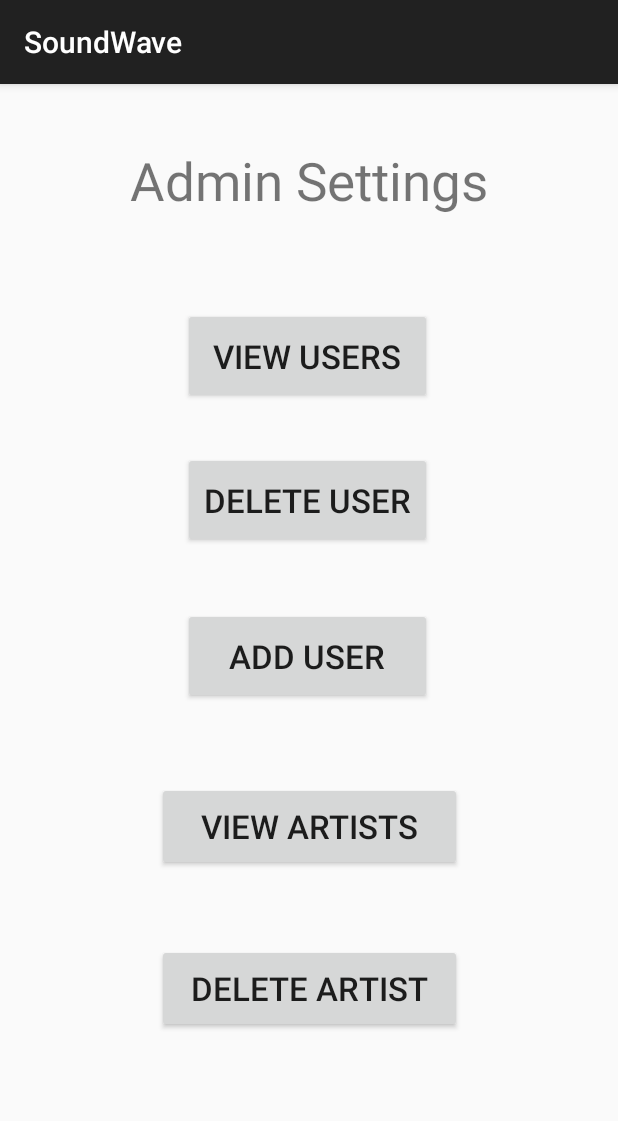
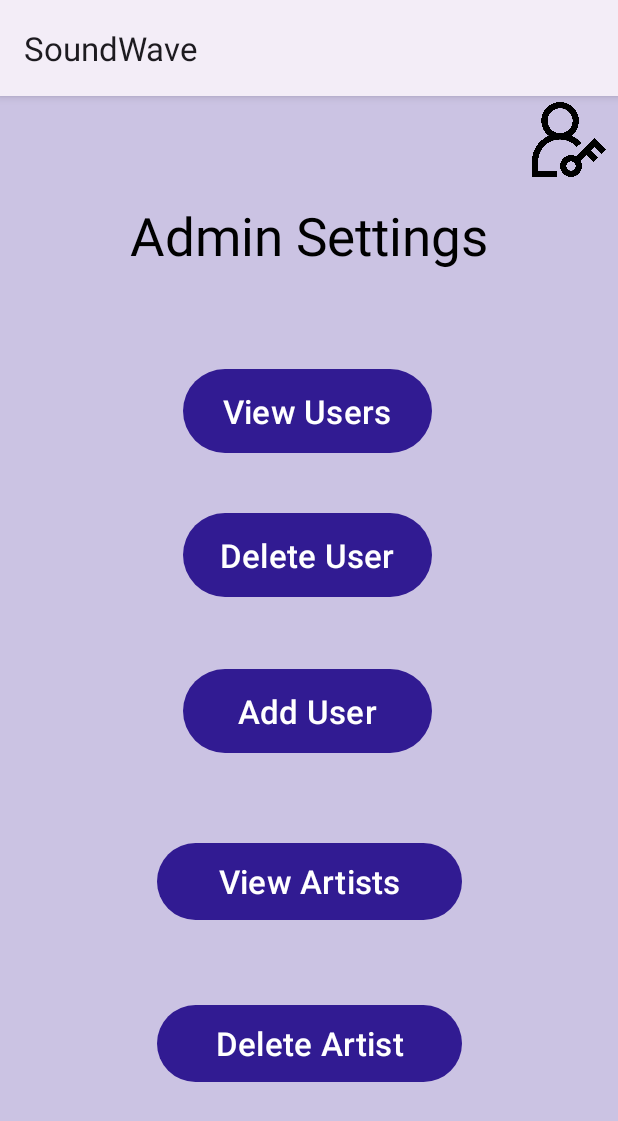
Before and after one commit to jeslynsee/Project2_Sound_Wave, an Android app: the Admin_Settings_Page screen opened directly, with no data from a screen before it, on a phone screen of 412 x 824 dp. Shown: the top 1121 px of the screen. Run offline under Robolectric (Android 15) with nearby library versions, the phone set to English and light mode, and no system bars; our stand-ins replace Room's generated code.

Commit message:
Finished styling.

```diff
--- a/app/src/main/AndroidManifest.xml
+++ b/app/src/main/AndroidManifest.xml
@@ -10,7 +10,7 @@
         android:label="@string/app_name"
         android:roundIcon="@mipmap/ic_launcher_round"
         android:supportsRtl="true"
-        android:theme="@style/Theme.AppCompat.Light.DarkActionBar"
+        android:theme="@style/Base.Theme.Project2_Sound_Wave."
         tools:targetApi="31">
         <activity
             android:name=".Admin_Settings_Page"
--- a/app/src/main/java/com/example/project2_sound_wave/Sign_Up_Page.java
+++ b/app/src/main/java/com/example/project2_sound_wave/Sign_Up_Page.java
@@ -1,11 +1,14 @@
 package com.example.project2_sound_wave;
 
 import androidx.appcompat.app.AppCompatActivity;
+import androidx.core.content.ContextCompat;
 import androidx.lifecycle.Observer;
 
 import android.content.Context;
 import android.content.Intent;
+import android.content.res.ColorStateList;
 import android.os.Bundle;
+import android.view.MotionEvent;
 import android.view.View;
 import android.widget.Toast;
 
--- a/app/src/main/res/layout/activity_admin_settings_page.xml
+++ b/app/src/main/res/layout/activity_admin_settings_page.xml
@@ -4,17 +4,18 @@
     xmlns:tools="http://schemas.android.com/tools"
     android:layout_width="match_parent"
     android:layout_height="match_parent"
+    android:background="@color/light_purple"
     tools:context=".Admin_Settings_Page">
 
     <TextView
         android:id="@+id/admin_settings_Title_textView"
-        android:layout_width="263dp"
-        android:layout_height="73dp"
-        android:layout_marginTop="28dp"
-
+        android:layout_width="265dp"
+        android:layout_height="74dp"
+        android:layout_marginTop="56dp"
+        android:gravity="center"
         android:text="@string/admin_settings"
         android:textSize="35sp"
-        android:gravity="center"
+        android:textColor="@color/black"
         app:layout_constraintEnd_toEndOf="parent"
         app:layout_constraintStart_toStartOf="parent"
         app:layout_constraintTop_toTopOf="parent" />
@@ -77,4 +78,15 @@
         app:layout_constraintStart_toStartOf="parent"
         app:layout_constraintTop_toBottomOf="@+id/admin_settings_Title_textView" />
 
+    <ImageView
+        android:id="@+id/admin_settings_icon"
+        android:layout_width="57dp"
+        android:layout_height="50dp"
+        android:layout_marginTop="4dp"
+        app:layout_constraintEnd_toEndOf="parent"
+        app:layout_constraintHorizontal_bias="0.988"
+        app:layout_constraintStart_toStartOf="parent"
+        app:layout_constraintTop_toTopOf="parent"
+        app:srcCompat="@drawable/admin_icon" />
+
 </androidx.constraintlayout.widget.ConstraintLayout>
--- a/app/src/main/res/layout/activity_browse_artists_page.xml
+++ b/app/src/main/res/layout/activity_browse_artists_page.xml
@@ -4,6 +4,7 @@
     xmlns:tools="http://schemas.android.com/tools"
     android:layout_width="match_parent"
     android:layout_height="match_parent"
+    android:background="@color/light_purple"
     tools:context=".Browse_Artists_Page">
 
     <TextView
@@ -13,6 +14,7 @@
         android:layout_marginTop="28dp"
         android:text="@string/artists"
         android:textSize="35sp"
+        android:textColor="@color/black"
         android:gravity="center"
         app:layout_constraintEnd_toEndOf="parent"
         app:layout_constraintStart_toStartOf="parent"
--- a/app/src/main/res/layout/activity_login_page.xml
+++ b/app/src/main/res/layout/activity_login_page.xml
@@ -4,6 +4,7 @@
     xmlns:tools="http://schemas.android.com/tools"
     android:layout_width="match_parent"
     android:layout_height="match_parent"
+    android:background="@color/light_purple"
     tools:context=".Login_Page">
 
     <TextView
@@ -12,6 +13,7 @@
         android:layout_height="wrap_content"
         android:text="@string/login"
         android:textSize="35sp"
+        android:textColor="@color/black"
         app:layout_constraintBottom_toBottomOf="parent"
         app:layout_constraintEnd_toEndOf="parent"
         app:layout_constraintHorizontal_bias="0.498"
@@ -26,6 +28,7 @@
         android:layout_marginTop="92dp"
         android:text="@string/user"
         android:textSize="25sp"
+        android:textColor="@color/black"
         app:layout_constraintBottom_toBottomOf="@+id/username_textEdit"
         app:layout_constraintEnd_toEndOf="parent"
         app:layout_constraintHorizontal_bias="0.18"
@@ -53,6 +56,7 @@
         android:layout_height="40dp"
         android:text="@string/password"
         android:textSize="25sp"
+        android:textColor="@color/black"
         app:layout_constraintBottom_toBottomOf="parent"
         app:layout_constraintEnd_toEndOf="parent"
         app:layout_constraintHorizontal_bias="0.094"
--- a/app/src/main/res/layout/activity_main.xml
+++ b/app/src/main/res/layout/activity_main.xml
@@ -4,6 +4,7 @@
     xmlns:tools="http://schemas.android.com/tools"
     android:layout_width="match_parent"
     android:layout_height="match_parent"
+    android:background="@color/light_purple"
     tools:context=".MainActivity">
 
     <TextView
@@ -13,6 +14,7 @@
         android:gravity="center"
         android:text="@string/welcome_to_soundwave"
         android:textSize="26sp"
+        android:textColor="@color/black"
         app:layout_constraintBottom_toBottomOf="parent"
         app:layout_constraintEnd_toEndOf="parent"
         app:layout_constraintHorizontal_bias="0.476"
@@ -27,6 +29,7 @@
         android:layout_height="75dp"
         android:gravity="center"
         android:textSize="24sp"
+        android:textColor="@color/black"
         app:layout_constraintTop_toBottomOf="@id/Title"
         app:layout_constraintStart_toStartOf="parent"
         app:layout_constraintEnd_toEndOf="parent"
--- a/app/src/main/res/layout/activity_options_page.xml
+++ b/app/src/main/res/layout/activity_options_page.xml
@@ -4,6 +4,7 @@
     xmlns:tools="http://schemas.android.com/tools"
     android:layout_width="match_parent"
     android:layout_height="match_parent"
+    android:background="@color/light_purple"
     tools:context=".Options_Page">
 
     <TextView
--- a/app/src/main/res/layout/activity_recently_added_page.xml
+++ b/app/src/main/res/layout/activity_recently_added_page.xml
@@ -4,6 +4,7 @@
     xmlns:tools="http://schemas.android.com/tools"
     android:layout_width="match_parent"
     android:layout_height="match_parent"
+    android:background="@color/light_purple"
     tools:context=".Recently_Added_Page">
 
     <TextView
@@ -14,6 +15,7 @@
         android:gravity="center"
         android:text="@string/recently_added"
         android:textSize="35sp"
+        android:textColor="@color/black"
         app:layout_constraintEnd_toEndOf="parent"
         app:layout_constraintStart_toStartOf="parent"
         app:layout_constraintTop_toTopOf="parent" />
--- a/app/src/main/res/layout/activity_sign_up_page.xml
+++ b/app/src/main/res/layout/activity_sign_up_page.xml
@@ -4,6 +4,7 @@
     xmlns:tools="http://schemas.android.com/tools"
     android:layout_width="match_parent"
     android:layout_height="match_parent"
+    android:background="@color/light_purple"
     tools:context=".Sign_Up_Page">
 
     <TextView
@@ -13,6 +14,7 @@
         android:layout_marginTop="40dp"
         android:text="@string/sign_up"
         android:textSize="35sp"
+        android:textColor="@color/black"
         app:layout_constraintEnd_toEndOf="parent"
         app:layout_constraintHorizontal_bias="0.498"
         app:layout_constraintStart_toStartOf="parent"
@@ -25,6 +27,7 @@
         android:layout_marginTop="172dp"
         android:text="@string/user"
         android:textSize="25sp"
+        android:textColor="@color/black"
         app:layout_constraintEnd_toEndOf="parent"
         app:layout_constraintHorizontal_bias="0.188"
         app:layout_constraintStart_toStartOf="parent"
@@ -49,6 +52,7 @@
         android:layout_height="wrap_content"
         android:text="@string/password"
         android:textSize="25sp"
+        android:textColor="@color/black"
         app:layout_constraintBottom_toBottomOf="parent"
         app:layout_constraintEnd_toEndOf="parent"
         app:layout_constraintHorizontal_bias="0.09"
@@ -88,6 +92,7 @@
         android:layout_height="wrap_content"
         android:layout_marginTop="28dp"
         android:text="@string/already_have_an_account_sign_in_here"
+        android:textColor="@color/black"
         app:layout_constraintBottom_toBottomOf="parent"
         app:layout_constraintEnd_toEndOf="parent"
         app:layout_constraintStart_toStartOf="parent"
--- a/app/src/main/res/layout/artist_list_item.xml
+++ b/app/src/main/res/layout/artist_list_item.xml
@@ -4,6 +4,7 @@
     android:layout_width="match_parent"
     android:layout_height="wrap_content"
     android:orientation="horizontal"
+    android:background="@color/light_purple"
     android:padding="16dp">
 
     <ImageButton
@@ -19,6 +20,7 @@
         android:layout_height="wrap_content"
         android:layout_weight="1"
         android:layout_marginStart="20dp"
+        android:textColor="@color/black"
         android:textSize="18sp" />
 
 
--- a/app/src/main/res/values/colors.xml
+++ b/app/src/main/res/values/colors.xml
@@ -1,5 +1,7 @@
 <?xml version="1.0" encoding="utf-8"?>
-<resources>
+<resources xmlns:tools="http://schemas.android.com/tools">
     <color name="black">#FF000000</color>
     <color name="white">#FFFFFFFF</color>
+    <color name="light_purple"> #CBC3E3 </color>
+    <color name="dark_purple">#311B92</color>
 </resources>
--- a/app/src/main/res/values/themes.xml
+++ b/app/src/main/res/values/themes.xml
@@ -1,9 +1,15 @@
 <resources xmlns:tools="http://schemas.android.com/tools">
     <!-- Base application theme. -->
-    <style name="Base.Theme.Project2_Sound_Wave" parent="Theme.Material3.DayNight.NoActionBar">
+    <style name="Base.Theme.Project2_Sound_Wave." parent="Theme.Material3.Light">
         <!-- Customize your light theme here. -->
-        <!-- <item name="colorPrimary">@color/my_light_primary</item> -->
+        <item name="colorPrimary">@color/dark_purple</item>
+        <item name="colorAccent">@color/black</item>
+        <item name="actionBarStyle">@style/Base.Theme.Project2_Sound_Wave.ActionBar</item>
+        <item name="colorButtonNormal">@color/dark_purple</item>
+        <item name="itemBackground">@color/black</item>
     </style>
 
-    <style name="Theme.Project2_Sound_Wave" parent="Base.Theme.Project2_Sound_Wave" />
+    <style name="Base.Theme.Project2_Sound_Wave.ActionBar" parent="Widget.Material3.ActionBar.Solid">
+    </style>
+
 </resources>
```
Also changed, not shown: app/src/main/res/layout/activity_starting_page.xml (+7 -0 lines), app/src/main/res/layout/activity_user_playlist_page.xml (+7 -1 lines), app/src/main/res/drawable/admin_icon.png (added).
